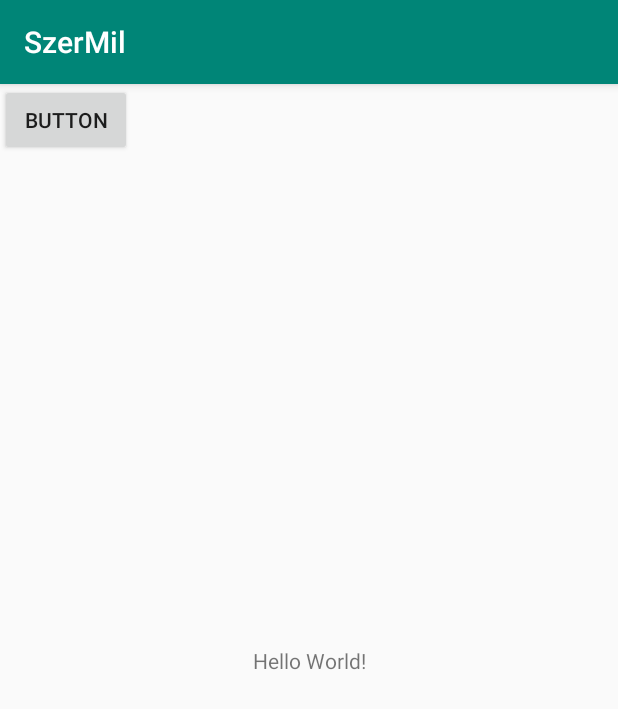
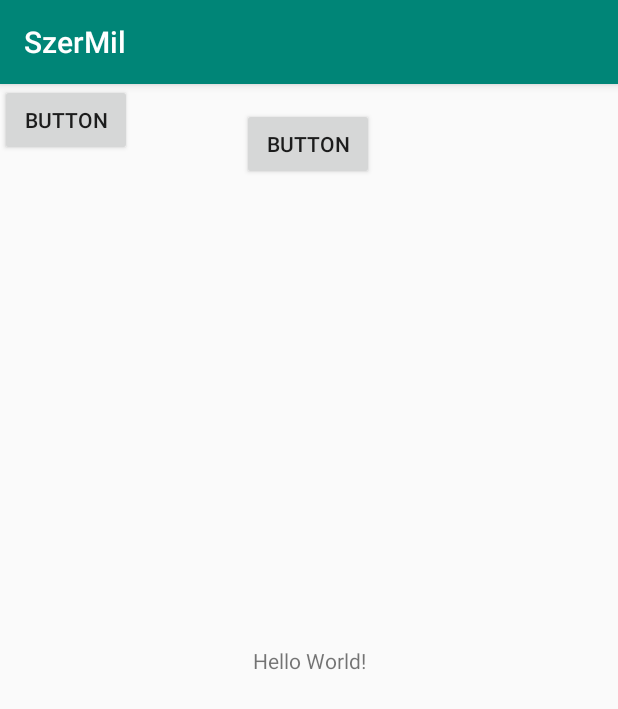
Before and after one commit to Bast14n/SzerMil, an Android app: the screen it shows after launch (MainActivity), on a phone screen of 412 x 824 dp. Shown: the top 709 px of the screen. Run offline under Robolectric (Android 15) with nearby library versions, the phone set to English and light mode, and no system bars.

Commit message:
Implement displaying test restaurants with mocked data in dao

```diff
--- a/app/src/main/AndroidManifest.xml
+++ b/app/src/main/AndroidManifest.xml
@@ -9,7 +9,7 @@
         android:roundIcon="@mipmap/ic_launcher_round"
         android:supportsRtl="true"
         android:theme="@style/AppTheme">
-        <activity android:name=".restaurant_search.RestaurantSearch"></activity>
+        <activity android:name=".restaurant_search.RestaurantSearchActivity"></activity>
         <activity android:name=".MainActivity">
             <intent-filter>
                 <action android:name="android.intent.action.MAIN" />
--- a/app/src/main/java/com/example/szermil/MainActivity.java
+++ b/app/src/main/java/com/example/szermil/MainActivity.java
@@ -6,7 +6,7 @@ import android.support.v7.app.AppCompatActivity;
 import android.view.View;
 import android.widget.Button;
 
-import com.example.szermil.restaurant_search.RestaurantSearch;
+import com.example.szermil.restaurant_search.RestaurantSearchActivity;
 
 public class MainActivity extends AppCompatActivity {
 
@@ -14,30 +14,13 @@ public class MainActivity extends AppCompatActivity {
     protected void onCreate(Bundle savedInstanceState) {
         super.onCreate(savedInstanceState);
         setContentView(R.layout.activity_main);
-        Button button = findViewById(R.id.testButton);
-        button.setOnClickListener(new View.OnClickListener() {
+        Button restaurantsSearchButton = findViewById(R.id.restaurantsSearchButton);
+        restaurantsSearchButton.setOnClickListener(new View.OnClickListener() {
             @Override
             public void onClick(View v) {
-                Intent intent = new Intent(getApplicationContext(), RestaurantSearch.class);
+                Intent intent = new Intent(getApplicationContext(), RestaurantSearchActivity.class);
                 startActivity(intent);
             }
         });
-
-/*        button.setOnClickListener(new View.OnClickListener() {
-            @Override
-            public void onClick(View v) {
-                DatabaseReference mDatabase = FirebaseDatabase.getInstance().getReference("szermil");
-                User user = new User("Marian", "marian@gmail.com");
-                mDatabase.child("users").child("id1").setValue(user);
-
-                //                myRef.setValue("Hello, World!");
-
-//                String restaurantId = myRef.push().getKey();
-//                Restaurant restaurant = new Restaurant("Testowa restauracja u abdula");
-//                myRef.child(restaurantId).setValue(restaurant);
-            }
-        });*/
     }
-
-
 }
--- a/app/src/main/java/com/example/szermil/restaurant_search/RestaurantSearch.java
+++ b/app/src/main/java/com/example/szermil/restaurant_search/RestaurantSearchActivity.java
@@ -7,13 +7,13 @@ import android.widget.LinearLayout;
 import android.widget.TextView;
 
 import com.example.szermil.R;
+import com.example.szermil.restaurant_search.model.Restaurant;
 import com.example.szermil.restaurant_search.service.RestaurantService;
 import com.example.szermil.restaurant_search.service.impl.RestaurantServiceImpl;
-import com.example.szermil.restaurant_search.service.model.Restaurant;
 
 import java.util.List;
 
-public class RestaurantSearch extends AppCompatActivity {
+public class RestaurantSearchActivity extends AppCompatActivity {
     private RestaurantService restaurantService = new RestaurantServiceImpl();
 
     @Override
--- a/app/src/main/java/com/example/szermil/restaurant_search/service/model/Restaurant.java
+++ b/app/src/main/java/com/example/szermil/restaurant_search/model/Restaurant.java
@@ -1,4 +1,4 @@
-package com.example.szermil.restaurant_search.service.model;
+package com.example.szermil.restaurant_search.model;
 
 public class Restaurant {
     private long id;
--- a/app/src/main/java/com/example/szermil/restaurant_search/service/RestaurantService.java
+++ b/app/src/main/java/com/example/szermil/restaurant_search/service/RestaurantService.java
@@ -1,6 +1,6 @@
 package com.example.szermil.restaurant_search.service;
 
-import com.example.szermil.restaurant_search.service.model.Restaurant;
+import com.example.szermil.restaurant_search.model.Restaurant;
 
 import java.util.List;
 
--- a/app/src/main/java/com/example/szermil/restaurant_search/service/impl/RestaurantServiceImpl.java
+++ b/app/src/main/java/com/example/szermil/restaurant_search/service/impl/RestaurantServiceImpl.java
@@ -1,7 +1,7 @@
 package com.example.szermil.restaurant_search.service.impl;
 
+import com.example.szermil.restaurant_search.model.Restaurant;
 import com.example.szermil.restaurant_search.service.RestaurantService;
-import com.example.szermil.restaurant_search.service.model.Restaurant;
 
 import java.util.Arrays;
 import java.util.List;
--- a/app/src/main/res/layout/activity_main.xml
+++ b/app/src/main/res/layout/activity_main.xml
@@ -16,10 +16,26 @@
         app:layout_constraintTop_toTopOf="parent" />
 
     <Button
+        android:id="@+id/restaurantsSearchButton"
+        android:layout_width="wrap_content"
+        android:layout_height="wrap_content"
+        android:layout_marginStart="8dp"
+        android:layout_marginTop="8dp"
+        android:layout_marginEnd="8dp"
+        android:layout_marginBottom="8dp"
+        android:text="Button"
+        app:layout_constraintBottom_toBottomOf="parent"
+        app:layout_constraintEnd_toEndOf="parent"
+        app:layout_constraintHorizontal_bias="0.498"
+        app:layout_constraintStart_toStartOf="parent"
+        app:layout_constraintTop_toTopOf="parent"
+        app:layout_constraintVertical_bias="0.011" />
+
+    <Button
         android:id="@+id/testButton"
         android:layout_width="wrap_content"
         android:layout_height="wrap_content"
         android:text="Button"
-        tools:layout_editor_absoluteX="168dp"
-        tools:layout_editor_absoluteY="440dp" />
+        tools:layout_editor_absoluteX="45dp"
+        tools:layout_editor_absoluteY="196dp" />
 </android.support.constraint.ConstraintLayout>
--- a/app/src/main/res/layout/activity_restaurant_search.xml
+++ b/app/src/main/res/layout/activity_restaurant_search.xml
@@ -4,7 +4,7 @@
     xmlns:tools="http://schemas.android.com/tools"
     android:layout_width="match_parent"
     android:layout_height="match_parent"
-    tools:context=".restaurant_search.RestaurantSearch">
+    tools:context=".restaurant_search.RestaurantSearchActivity">
 
     <SearchView
         android:id="@+id/restaurantsSearchView"
--- a/build.gradle
+++ b/build.gradle
@@ -8,7 +8,7 @@ buildscript {
     }
     dependencies {
         classpath 'com.android.tools.build:gradle:3.4.0'
-        classpath 'com.google.gms:google-services:4.0.1'
+        classpath 'com.google.gms:google-services:4.2.0'
         // NOTE: Do not place your application dependencies here; they belong
         // in the individual module build.gradle files
     }
```
